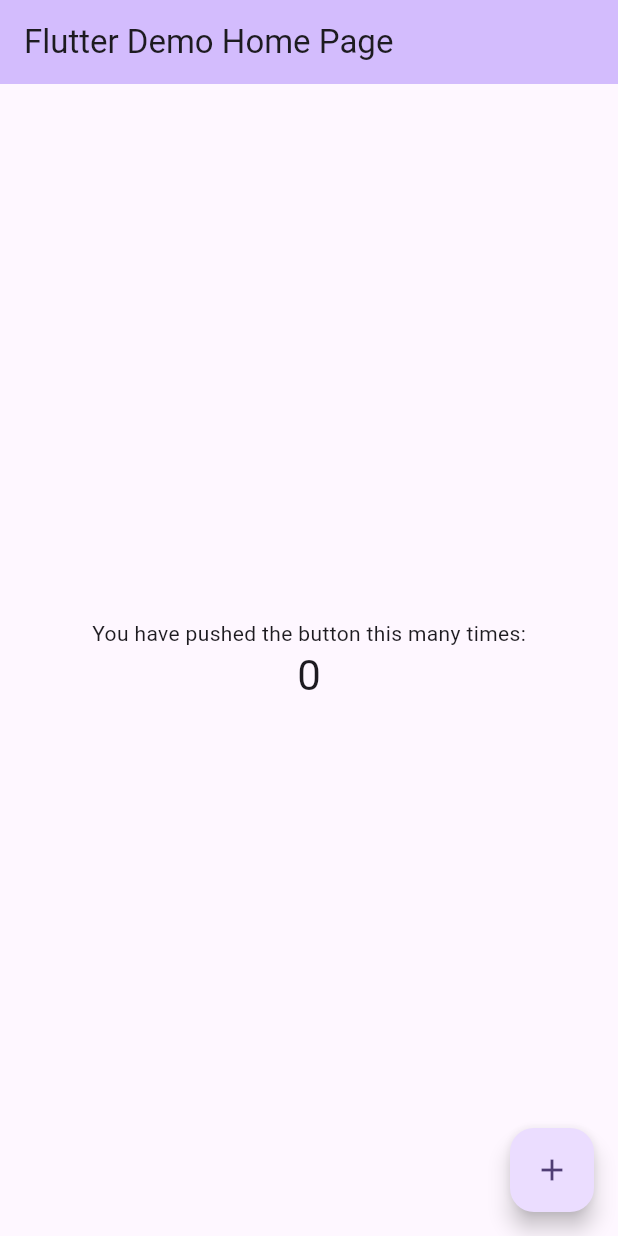
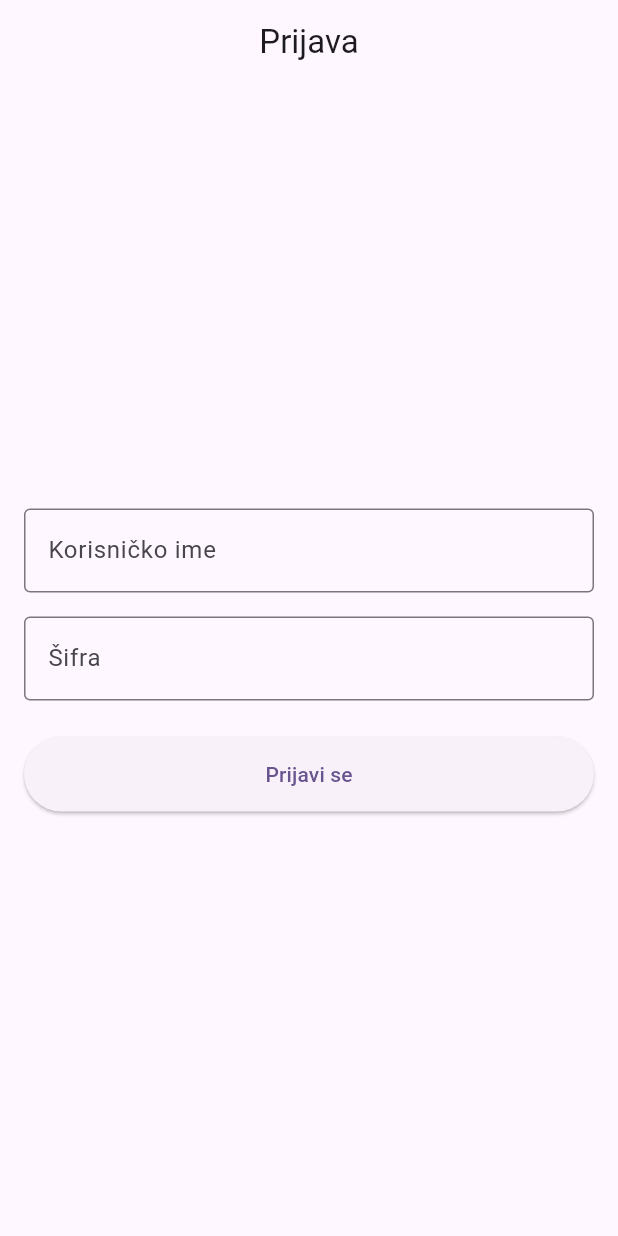
Before and after one commit to could-ai/01994fc0-9a2a-775d-978a-40368acabb40, a Flutter app: the screen it shows after launch, on a phone screen of 412 x 824 dp. Run offline on Flutter 3.47's test engine with Material 3 defaults, Android fonts, the phone set to English and light mode, and no system bars.

Commit message:
Uklonio sam postojeći demo kod brojača i postavio osnovnu strukturu aplikacije. Aplikacija sada počinje sa LoginScreen ekranom kao početnom stranicom. Takođe sam ažurirao naslov aplikacije na 'Task Manager' i temu.; Kreirao sam novi ekran za prijavu korisnika. Ovaj ekran sadrži polja za unos korisničkog imena i šifre, kao i dugme za prijavu. Dodao sam osnovnu validaciju kako bi se osiguralo da polja nisu prazna. Trenutno, prijava samo preusmerava na početni ekran bez stvarne provere identiteta, jer baza podataka nije povezana.; Kreirao sam osnovni početni ekran (HomeScreen) koji će se prikazati nakon uspešne prijave. Trenutno, ovaj ekran sadrži samo naslov, poruku dobrodošlice i dugme za dodavanje novog zadatka. Funkcionalnosti za odjavu i dodavanje zadataka još uvek nisu implementirane.; Kreirao sam model `User` koji definiše strukturu podataka za korisnika. Ovaj model sadrži polja za ID, korisničko ime i šifru. U pravoj aplikaciji, šifra bi bila heširana radi sigurnosti.; Kreirao sam model `Task` koji definiše strukturu podataka za zadatak. Ovaj model uključuje polja kao što su ID, naslov, opis, rok, ID kategorije i status (da li je završen).; Kreirao sam model `Category` koji definiše strukturu podataka za kategoriju zadatka. Sadrži ID i naziv kategorije, što omogućava organizaciju zadataka.

```diff
--- a/usr/lib/main.dart
+++ b/usr/lib/main.dart
@@ -1,4 +1,5 @@
 import 'package:flutter/material.dart';
+import 'screens/login_screen.dart';
 
 void main() {
   runApp(const MyApp());
@@ -7,114 +8,16 @@ void main() {
 class MyApp extends StatelessWidget {
   const MyApp({super.key});
 
-  // This widget is the root of your application.
   @override
   Widget build(BuildContext context) {
     return MaterialApp(
-      title: 'Flutter Demo',
+      title: 'Task Manager',
       debugShowCheckedModeBanner: false,
       theme: ThemeData(
-        // This is the theme of your application.
-        //
-        // TRY THIS: Try running your application with "flutter run". You'll see
-        // the application has a purple toolbar. Then, without quitting the app,
-        // try changing the seedColor in the colorScheme below to Colors.green
-        // and then invoke "hot reload" (save your changes or press the "hot
-        // reload" button in a Flutter-supported IDE, or press "r" if you used
-        // the command line to start the app).
-        //
-        // Notice that the counter didn't reset back to zero; the application
-        // state is not lost during the reload. To reset the state, use hot
-        // restart instead.
-        //
-        // This works for code too, not just values: Most code changes can be
-        // tested with just a hot reload.
         colorScheme: ColorScheme.fromSeed(seedColor: Colors.deepPurple),
+        useMaterial3: true,
       ),
-      home: const MyHomePage(title: 'Flutter Demo Home Page'),
+      home: const LoginScreen(),
     );
   }
 }
-
-class MyHomePage extends StatefulWidget {
-  const MyHomePage({super.key, required this.title});
-
-  // This widget is the home page of your application. It is stateful, meaning
-  // that it has a State object (defined below) that contains fields that affect
-  // how it looks.
-
-  // This class is the configuration for the state. It holds the values (in this
-  // case the title) provided by the parent (in this case the App widget) and
-  // used by the build method of the State. Fields in a Widget subclass are
-  // always marked "final".
-
-  final String title;
-
-  @override
-  State<MyHomePage> createState() => _MyHomePageState();
-}
-
-class _MyHomePageState extends State<MyHomePage> {
-  int _counter = 0;
-
-  void _incrementCounter() {
-    setState(() {
-      // This call to setState tells the Flutter framework that something has
-      // changed in this State, which causes it to rerun the build method below
-      // so that the display can reflect the updated values. If we changed
-      // _counter without calling setState(), then the build method would not be
-      // called again, and so nothing would appear to happen.
-      _counter++;
-    });
-  }
-
-  @override
-  Widget build(BuildContext context) {
-    // This method is rerun every time setState is called, for instance as done
-    // by the _incrementCounter method above.
-    //
-    // The Flutter framework has been optimized to make rerunning build methods
-    // fast, so that you can just rebuild anything that needs updating rather
-    // than having to individually change instances of widgets.
-    return Scaffold(
-      appBar: AppBar(
-        // TRY THIS: Try changing the color here to a specific color (to
-        // Colors.amber, perhaps?) and trigger a hot reload to see the AppBar
-        // change color while the other colors stay the same.
-        backgroundColor: Theme.of(context).colorScheme.inversePrimary,
-        // Here we take the value from the MyHomePage object that was created by
-        // the App.build method, and use it to set our appbar title.
-        title: Text(widget.title),
-      ),
-      body: Center(
-        // Center is a layout widget. It takes a single child and positions it
-        // in the middle of the parent.
-        child: Column(
-          // Column is also a layout widget. It takes a list of children and
-          // arranges them vertically. By default, it sizes itself to fit its
-          // children horizontally, and tries to be as tall as its parent.
-          //
-          // Column has various properties to control how it sizes itself and
-          // how it positions its children. Here we use mainAxisAlignment to
-          // center the children vertically; the main axis here is the vertical
-          // axis because Columns are vertical (the cross axis would be
-          // horizontal).
-          //
-          // TRY THIS: Invoke "debug painting" (choose the "Toggle Debug Paint"
-          // action in the IDE, or press "p" in the console), to see the
-          // wireframe for each widget.
-          mainAxisAlignment: MainAxisAlignment.center,
-          children: <Widget>[
-            const Text('You have pushed the button this many times:'),
-            Text('$_counter', style: Theme.of(context).textTheme.headlineMedium),
-          ],
-        ),
-      ),
-      floatingActionButton: FloatingActionButton(
-        onPressed: _incrementCounter,
-        tooltip: 'Increment',
-        child: const Icon(Icons.add),
-      ), // This trailing comma makes auto-formatting nicer for build methods.
-    );
-  }
-}
--- /dev/null
+++ b/usr/lib/models/task.dart
@@ -0,0 +1,17 @@
+class Task {
+  final String id;
+  final String title;
+  final String description;
+  final DateTime dueDate;
+  final String categoryId;
+  bool isDone;
+
+  Task({
+    required this.id,
+    required this.title,
+    required this.description,
+    required this.dueDate,
+    required this.categoryId,
+    this.isDone = false,
+  });
+}
--- /dev/null
+++ b/usr/lib/screens/login_screen.dart
@@ -0,0 +1,91 @@
+import 'package:flutter/material.dart';
+import 'home_screen.dart';
+
+class LoginScreen extends StatefulWidget {
+  const LoginScreen({super.key});
+
+  @override
+  State<LoginScreen> createState() => _LoginScreenState();
+}
+
+class _LoginScreenState extends State<LoginScreen> {
+  final _formKey = GlobalKey<FormState>();
+  final _usernameController = TextEditingController();
+  final _passwordController = TextEditingController();
+
+  void _login() {
+    if (_formKey.currentState!.validate()) {
+      // NOTE: Authentication logic is not implemented.
+      // This is a placeholder for where you would add your authentication logic.
+      // Since Supabase is not connected, we cannot perform real authentication.
+      // For now, we will just navigate to the home screen on button press.
+      Navigator.of(context).pushReplacement(
+        MaterialPageRoute(builder: (context) => const HomeScreen()),
+      );
+    }
+  }
+
+  @override
+  void dispose() {
+    _usernameController.dispose();
+    _passwordController.dispose();
+    super.dispose();
+  }
+
+  @override
+  Widget build(BuildContext context) {
+    return Scaffold(
+      appBar: AppBar(
+        title: const Text('Prijava'),
+        centerTitle: true,
+      ),
+      body: Padding(
+        padding: const EdgeInsets.all(16.0),
+        child: Form(
+          key: _formKey,
+          child: Column(
+            mainAxisAlignment: MainAxisAlignment.center,
+            children: [
+              TextFormField(
+                controller: _usernameController,
+                decoration: const InputDecoration(
+                  labelText: 'Korisničko ime',
+                  border: OutlineInputBorder(),
+                ),
+                validator: (value) {
+                  if (value == null || value.isEmpty) {
+                    return 'Molimo unesite korisničko ime';
+                  }
+                  return null;
+                },
+              ),
+              const SizedBox(height: 16),
+              TextFormField(
+                controller: _passwordController,
+                obscureText: true,
+                decoration: const InputDecoration(
+                  labelText: 'Šifra',
+                  border: OutlineInputBorder(),
+                ),
+                validator: (value) {
+                  if (value == null || value.isEmpty) {
+                    return 'Molimo unesite šifru';
+                  }
+                  return null;
+                },
+              ),
+              const SizedBox(height: 24),
+              ElevatedButton(
+                onPressed: _login,
+                style: ElevatedButton.styleFrom(
+                  minimumSize: const Size(double.infinity, 50),
+                ),
+                child: const Text('Prijavi se'),
+              ),
+            ],
+          ),
+        ),
+      ),
+    );
+  }
+}
```
Also changed, not shown: usr/lib/models/category.dart (added, +9 -0 lines), usr/lib/models/user.dart (added, +11 -0 lines), usr/lib/screens/home_screen.dart (added, +33 -0 lines).
